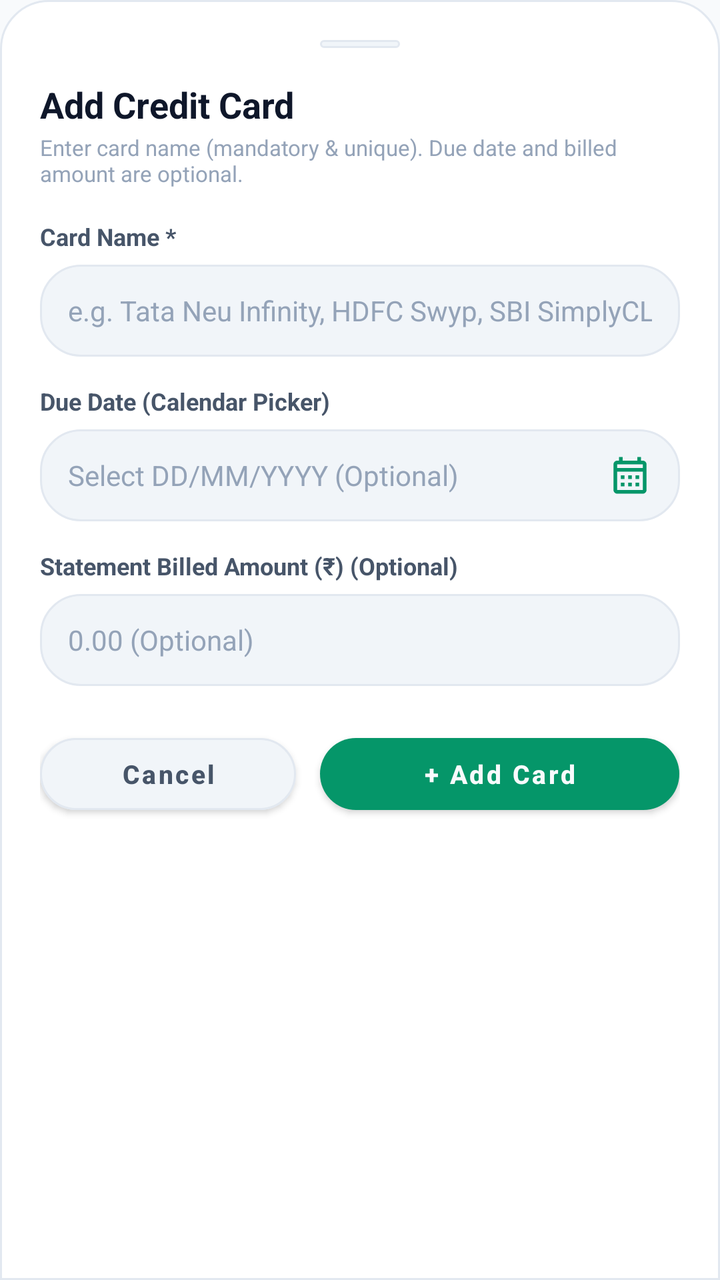
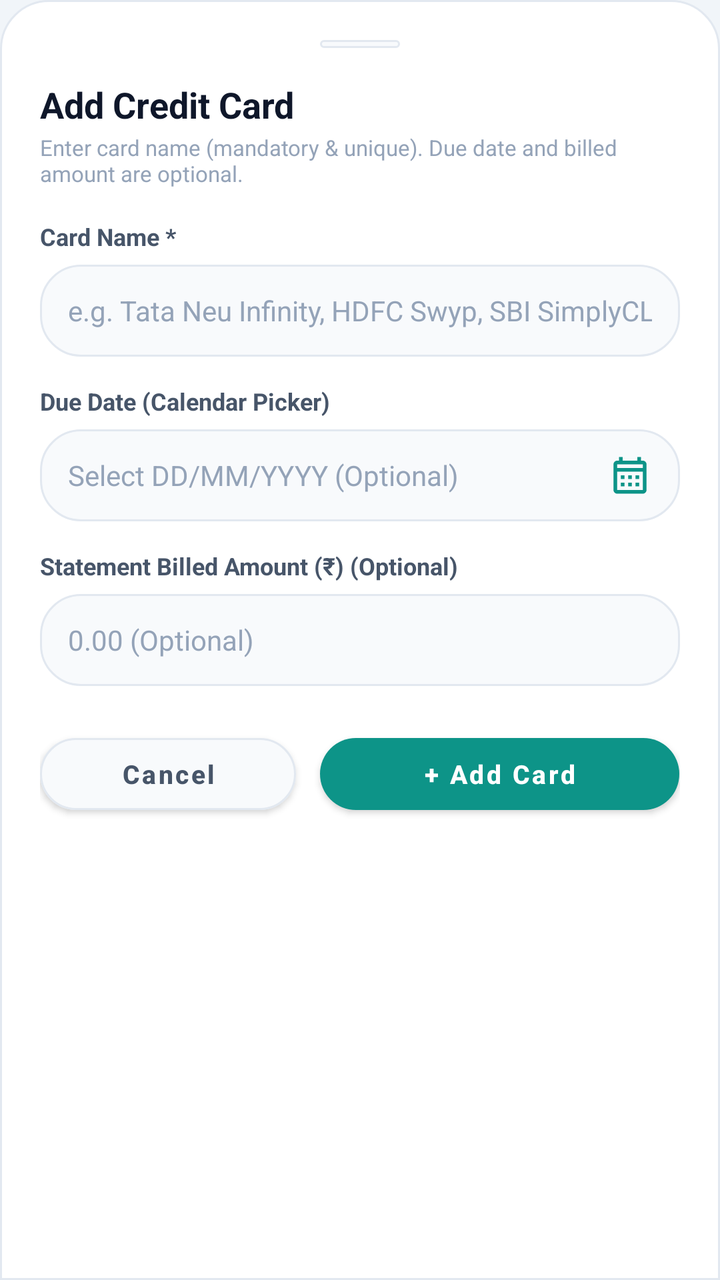

Screens rendered from an Android XML layout before and after an edit, with the pre-edit source and the edit as a unified diff.
<!-- AndroidManifest.xml: application theme AppTheme -->
<!-- res/layout/dialog_add_credit_card.xml -->
<?xml version="1.0" encoding="utf-8"?>
<LinearLayout
    xmlns:android="http://schemas.android.com/apk/res/android"
    xmlns:app="http://schemas.android.com/apk/res-auto"
    android:layout_width="match_parent"
    android:layout_height="wrap_content"
    android:orientation="vertical"
    android:background="@drawable/bg_bottom_sheet"
    android:padding="20dp">

    
    <View
        android:layout_width="40dp"
        android:layout_height="4dp"
        android:layout_gravity="center_horizontal"
        android:layout_marginBottom="16dp"
        android:background="@drawable/bg_pill_dark" />

    <TextView
        android:layout_width="wrap_content"
        android:layout_height="wrap_content"
        android:text="Add Credit Card"
        android:textColor="@color/text_primary"
        android:textSize="18sp"
        android:textStyle="bold" />

    <TextView
        android:layout_width="wrap_content"
        android:layout_height="wrap_content"
        android:layout_marginTop="2dp"
        android:text="Enter card name (mandatory &amp; unique). Due date and billed amount are optional."
        android:textColor="@color/text_muted"
        android:textSize="11sp" />

    
    <TextView
        android:layout_width="wrap_content"
        android:layout_height="wrap_content"
        android:layout_marginTop="16dp"
        android:text="Card Name *"
        android:textColor="@color/text_secondary"
        android:textSize="12sp"
        android:textStyle="bold" />

    <EditText
        android:id="@+id/etAddCardName"
        android:layout_width="match_parent"
        android:layout_height="46dp"
        android:layout_marginTop="6dp"
        android:background="@drawable/bg_pill_dark"
        android:hint="e.g. Tata Neu Infinity, HDFC Swyp, SBI SimplyCLICK"
        android:textColorHint="@color/text_muted"
        android:textColor="@color/text_primary"
        android:inputType="textCapWords"
        android:imeOptions="actionNext"
        android:textSize="14sp"
        android:paddingStart="14dp"
        android:paddingEnd="14dp" />

    
    <TextView
        android:layout_width="wrap_content"
        android:layout_height="wrap_content"
        android:layout_marginTop="14dp"
        android:text="Due Date (Calendar Picker)"
        android:textColor="@color/text_secondary"
        android:textSize="12sp"
        android:textStyle="bold" />

    <EditText
        android:id="@+id/etAddCardDueDate"
        android:layout_width="match_parent"
        android:layout_height="46dp"
        android:layout_marginTop="6dp"
        android:background="@drawable/bg_pill_dark"
        android:hint="Select DD/MM/YYYY (Optional)"
        android:textColorHint="@color/text_muted"
        android:textColor="@color/text_primary"
        android:textSize="14sp"
        android:focusable="false"
        android:clickable="true"
        android:cursorVisible="false"
        android:drawableEnd="@drawable/ic_calendar"
        android:drawablePadding="8dp"
        android:drawableTint="@color/colorPrimary"
        android:paddingStart="14dp"
        android:paddingEnd="14dp" />

    
    <TextView
        android:layout_width="wrap_content"
        android:layout_height="wrap_content"
        android:layout_marginTop="14dp"
        android:text="Statement Billed Amount (₹) (Optional)"
        android:textColor="@color/text_secondary"
        android:textSize="12sp"
        android:textStyle="bold" />

    <EditText
        android:id="@+id/etAddCardBilledAmount"
        android:layout_width="match_parent"
        android:layout_height="46dp"
        android:layout_marginTop="6dp"
        android:background="@drawable/bg_pill_dark"
        android:hint="0.00 (Optional)"
        android:textColorHint="@color/text_muted"
        android:textColor="@color/text_primary"
        android:inputType="numberDecimal"
        android:imeOptions="actionDone"
        android:textSize="14sp"
        android:paddingStart="14dp"
        android:paddingEnd="14dp" />

    
    <LinearLayout
        android:layout_width="match_parent"
        android:layout_height="wrap_content"
        android:layout_marginTop="20dp"
        android:orientation="horizontal">

        <com.google.android.material.button.MaterialButton
            android:id="@+id/btnAddCardCancel"
            android:layout_width="0dp"
            android:layout_weight="1"
            android:layout_height="48dp"
            android:layout_marginEnd="6dp"
            app:cornerRadius="24dp"
            app:backgroundTint="@color/bg_card_secondary"
            app:strokeColor="@color/border_dark"
            app:strokeWidth="1dp"
            android:text="Cancel"
            android:textColor="@color/text_secondary"
            android:textSize="13sp"
            android:textStyle="bold"
            android:textAllCaps="false" />

        <com.google.android.material.button.MaterialButton
            android:id="@+id/btnAddCardSubmit"
            android:layout_width="0dp"
            android:layout_weight="1.4"
            android:layout_height="48dp"
            android:layout_marginStart="6dp"
            app:cornerRadius="24dp"
            app:backgroundTint="@color/colorPrimary"
            android:text="+ Add Card"
            android:textColor="@color/bg_dark"
            android:textSize="13sp"
            android:textStyle="bold"
            android:textAllCaps="false" />
    </LinearLayout>
</LinearLayout>
<!-- resources referenced by this layout -->
<resources>
  <color name="bg_card_secondary">#F1F5F9</color>
  <color name="bg_dark">#F8FAFC</color>
  <color name="border_dark">#E2E8F0</color>
  <color name="colorPrimary">#059669</color>
  <color name="text_muted">#94A3B8</color>
  <color name="text_primary">#0F172A</color>
  <color name="text_secondary">#475569</color>
  <!-- drawable bg_bottom_sheet (drawable) -->
  <?xml version="1.0" encoding="utf-8"?>
  <shape xmlns:android="http://schemas.android.com/apk/res/android"
      android:shape="rectangle">
      <solid android:color="@color/bg_card" />
      <corners
          android:topLeftRadius="24dp"
          android:topRightRadius="24dp"
          android:bottomLeftRadius="0dp"
          android:bottomRightRadius="0dp" />
      <stroke
          android:width="1dp"
          android:color="@color/border_dark" />
  </shape>
  <!-- drawable bg_pill_dark (drawable) -->
  <?xml version="1.0" encoding="utf-8"?>
  <shape xmlns:android="http://schemas.android.com/apk/res/android"
      android:shape="rectangle">
      <solid android:color="@color/bg_card_secondary" />
      <corners android:radius="20dp" />
      <stroke
          android:width="1dp"
          android:color="@color/border_dark" />
  </shape>
  <!-- drawable ic_calendar (drawable) -->
  <vector xmlns:android="http://schemas.android.com/apk/res/android"
      android:width="22dp"
      android:height="22dp"
      android:viewportWidth="24"
      android:viewportHeight="24">
    <path
        android:fillColor="@color/green_emerald"
        android:pathData="M19,4h-1V2h-2v2H8V2H6v2H5C3.89,4 3.01,4.9 3.01,6L3,20c0,1.1 0.89,2 2,2h14c1.1,0 2,-0.9 2,-2V6C21,4.9 20.1,4 19,4zM19,20H5V10h14V20zM19,8H5V6h14V8zM9,14H7v-2h2V14zM13,14h-2v-2h2V14zM17,14h-2v-2h2V14zM9,18H7v-2h2V18zM13,18h-2v-2h2V18zM17,18h-2v-2h2V18z"/>
  </vector>
  <style name="AppTheme" parent="Theme.MaterialComponents.DayNight.NoActionBar">
          <item name="colorPrimary">@color/colorPrimary</item>
          <item name="colorPrimaryDark">@color/colorPrimaryDark</item>
          <item name="colorAccent">@color/colorAccent</item>
          <item name="android:windowBackground">@color/bg_dark</item>
          <item name="android:statusBarColor">@color/bg_dark</item>
          <item name="android:navigationBarColor">@color/nav_bottom_bg</item>
          <item name="android:textColorPrimary">@color/text_primary</item>
          <item name="android:textColorSecondary">@color/text_secondary</item>
          <item name="android:windowLightStatusBar">true</item>
          <item name="bottomSheetDialogTheme">@style/FinMngrBottomSheetDialogTheme</item>
      </style>
  <color name="bg_card">#FFFFFF</color>
  <color name="green_emerald">#059669</color>
  <color name="colorPrimaryDark">#F1F5F9</color>
  <color name="colorAccent">#059669</color>
  <color name="nav_bottom_bg">#FFFFFF</color>
  <style name="FinMngrBottomSheetDialogTheme" parent="ThemeOverlay.MaterialComponents.BottomSheetDialog">
          <item name="bottomSheetStyle">@style/FinMngrBottomSheetModal</item>
      </style>
  <style name="FinMngrBottomSheetModal" parent="Widget.MaterialComponents.BottomSheet.Modal">
          <item name="android:background">@android:color/transparent</item>
      </style>
</resources>

<!-- the commit's change to res/layout/dialog_add_credit_card.xml (unified diff, before → after) -->
@@ -143,7 +143,7 @@
             app:cornerRadius="24dp"
             app:backgroundTint="@color/colorPrimary"
             android:text="+ Add Card"
-            android:textColor="@color/bg_dark"
+            android:textColor="@color/text_on_primary"
             android:textSize="13sp"
             android:textStyle="bold"
             android:textAllCaps="false" />
<!-- resource entries referenced after the edit -->
@@ -1,10 +1,11 @@
 <!-- resources referenced by this layout -->
 <resources>
-  <color name="bg_card_secondary">#F1F5F9</color>
-  <color name="bg_dark">#F8FAFC</color>
+  <color name="bg_card_secondary">#F8FAFC</color>
+  <color name="bg_dark">#F1F5F9</color>
   <color name="border_dark">#E2E8F0</color>
-  <color name="colorPrimary">#059669</color>
+  <color name="colorPrimary">#0D9488</color>
   <color name="text_muted">#94A3B8</color>
+  <color name="text_on_primary">#FFFFFF</color>
   <color name="text_primary">#0F172A</color>
   <color name="text_secondary">#475569</color>
   <!-- drawable bg_bottom_sheet (drawable) -->
@@ -55,8 +56,8 @@
       </style>
   <color name="bg_card">#FFFFFF</color>
   <color name="green_emerald">#059669</color>
-  <color name="colorPrimaryDark">#F1F5F9</color>
-  <color name="colorAccent">#059669</color>
+  <color name="colorPrimaryDark">#E2E8F0</color>
+  <color name="colorAccent">#0D9488</color>
   <color name="nav_bottom_bg">#FFFFFF</color>
   <style name="FinMngrBottomSheetDialogTheme" parent="ThemeOverlay.MaterialComponents.BottomSheetDialog">
           <item name="bottomSheetStyle">@style/FinMngrBottomSheetModal</item>
